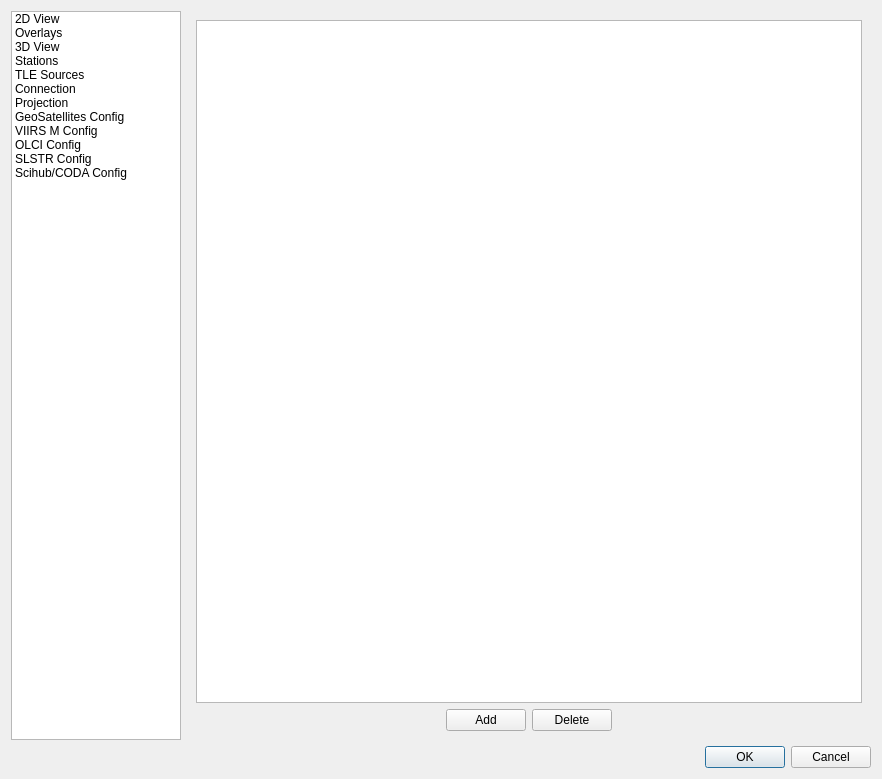
Old version of the form core/dialogpreferences.ui in the repository hvanruys/EUMETCastView.
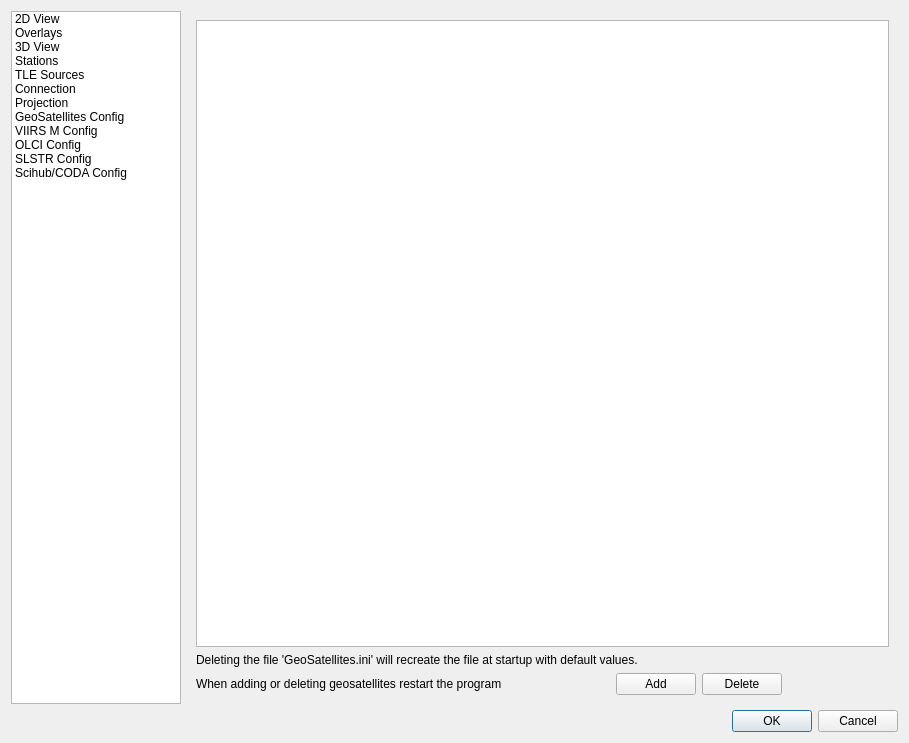
New version of the form. The open tabs and pages were chosen to show the change. Icons and pictures are not drawn.

Commit message: If the ini file 'GeoSatellites.ini' is not found, it will be recreated with default values. When found, the values will be loaded from the ini file.

```diff
--- a/core/dialogpreferences.ui
+++ b/core/dialogpreferences.ui
@@ -6,8 +6,8 @@
    <rect>
     <x>0</x>
     <y>0</y>
-    <width>882</width>
-    <height>779</height>
+    <width>909</width>
+    <height>743</height>
    </rect>
   </property>
   <property name="windowTitle">
@@ -1690,8 +1690,22 @@
          <item>
           <widget class="QTableView" name="tbvGeoConfig"/>
          </item>
+         <item>
+          <widget class="QLabel" name="label_24">
+           <property name="text">
+            <string>Deleting the file 'GeoSatellites.ini' will recreate the file at startup with default values.</string>
+           </property>
+          </widget>
+         </item>
          <item>
           <layout class="QHBoxLayout" name="horizontalLayout_26">
+           <item>
+            <widget class="QLabel" name="label_22">
+             <property name="text">
+              <string>When adding or deleting geosatellites restart the program</string>
+             </property>
+            </widget>
+           </item>
            <item>
             <spacer name="horizontalSpacer_21">
              <property name="orientation">
```
Left out of the diff: 2 changed lines with no effect on the pictures. The commit also changes 11 other files.
